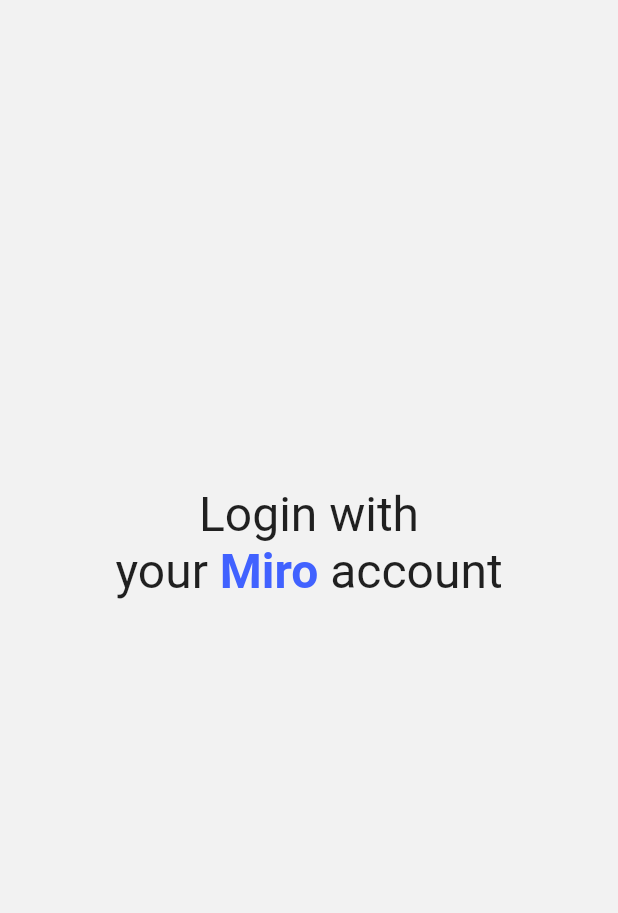
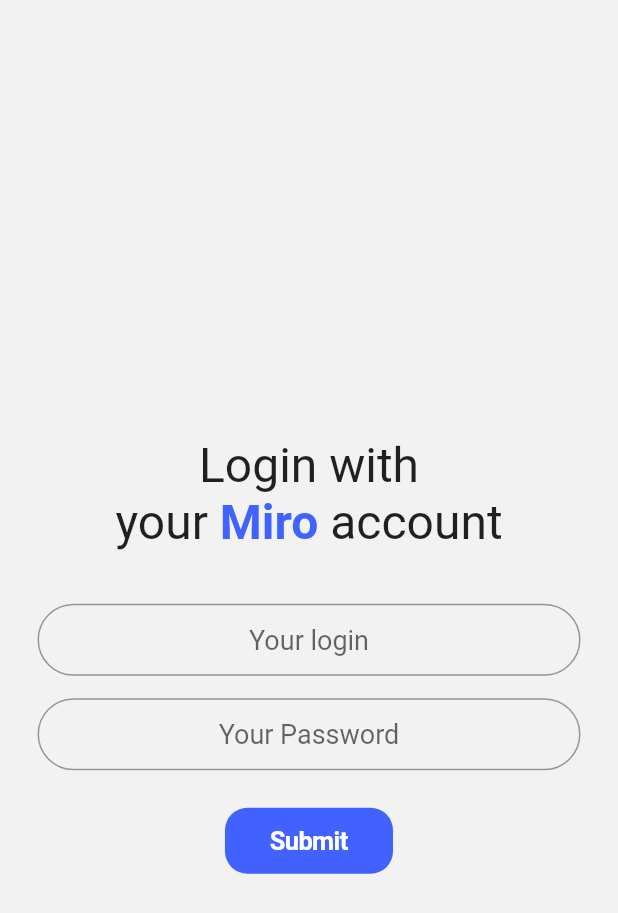
Before and after one commit to leto1timmy/Miro-Voice-Memos, a Flutter app: the screen it shows after launch, on a phone screen of 412 x 824 dp. Shown: the top 913 px of the screen. Run offline on Flutter 3.47's test engine with Material 2 defaults, Android fonts, the phone set to English and light mode, and no system bars; missing offline and left inert: speech_recognition.

Commit message:
added basic layout for login screen

```diff
--- a/lib/screens/login_screen/login.dart
+++ b/lib/screens/login_screen/login.dart
@@ -7,24 +7,83 @@ class LoginScreen extends StatefulWidget {
 }
 
 class _LoginScreenState extends State<LoginScreen> {
+  TextStyle textStyle = TextStyle(fontSize: 32);
+  Color accentColor = Color.fromRGBO(65, 98, 255, 1);
+
   @override
   Widget build(BuildContext context) {
+    final emailField = TextField(
+      obscureText: false,
+      style: TextStyle(fontSize: 18),
+      textAlign: TextAlign.center,
+      decoration: InputDecoration(
+          contentPadding: EdgeInsets.fromLTRB(20.0, 12.0, 20.0, 12.0),
+          hintText: "Your login",
+          border:
+              OutlineInputBorder(borderRadius: BorderRadius.circular(25.0))),
+    );
+
+    final passwordField = TextFormField(
+      autofocus: false,
+      style: TextStyle(fontSize: 18),
+      obscureText: true,
+      textAlign: TextAlign.center,
+      decoration: InputDecoration(
+        hintText: 'Your Password',
+        contentPadding: EdgeInsets.fromLTRB(20.0, 12.0, 20.0, 12.0),
+        border: OutlineInputBorder(borderRadius: BorderRadius.circular(25.0)),
+      ),
+    );
+
+    final loginButton = CupertinoButton(
+        child: Text(
+          'Submit',
+          style: TextStyle(
+              color: Colors.white,
+              fontWeight: FontWeight.bold,
+              fontFamily: 'Roboto'),
+        ),
+        padding: EdgeInsets.fromLTRB(30, 10, 30, 10),
+        borderRadius: BorderRadius.circular(15.0),
+        color: accentColor,
+        onPressed: () {
+          print('pressed');
+        });
+
     return Scaffold(
       backgroundColor: Color.fromRGBO(242, 242, 242, 1),
       body: Container(
           alignment: Alignment.center,
           padding: EdgeInsets.fromLTRB(0, 0, 0, 100),
-          child: Text.rich(
+          child: Column(
+            crossAxisAlignment: CrossAxisAlignment.center,
+            mainAxisAlignment: MainAxisAlignment.center,
+            children: [
+              SizedBox(height: 150),
+              Text.rich(
                   TextSpan(text: "Login with\nyour ", children: [
                     TextSpan(
                         text: "Miro",
                         style: TextStyle(
-                        fontWeight: FontWeight.bold,
-                        color: Color.fromRGBO(65, 98, 255, 1))),
+                            fontWeight: FontWeight.bold, color: accentColor)),
                     TextSpan(text: " account")
                   ]),
                   textAlign: TextAlign.center,
-              style: TextStyle(fontSize: 32)),
-        ));
+                  style: textStyle),
+              Padding(
+                padding: EdgeInsets.fromLTRB(25, 35, 25, 15),
+                child: emailField,
+              ),
+              Padding(
+                padding: EdgeInsets.fromLTRB(25, 0, 25, 15),
+                child: passwordField,
+              ),
+              SizedBox(
+                height: 10,
+              ),
+              loginButton
+            ],
+          )),
+    );
   }
 }
```
Lines whose indentation alone changed are shown as unchanged.
